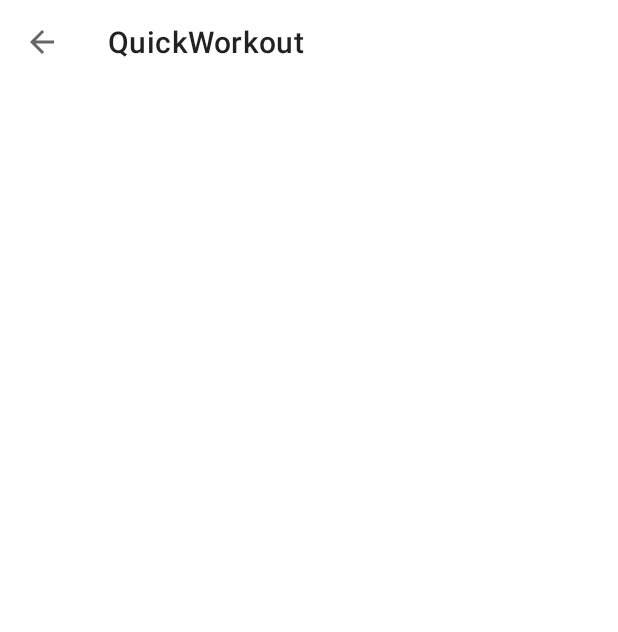
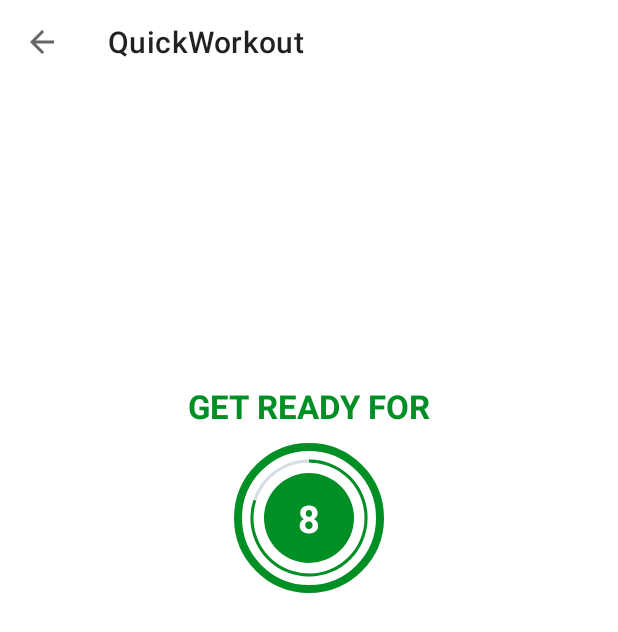
Before and after one commit to Oyedee/QuickWorkout, an Android app: the ExerciseActivity screen opened directly, with no data from a screen before it, on a phone screen of 412 x 824 dp. Shown: the top 632 px of the screen. Run offline under Robolectric (Android 15) with nearby library versions, the phone set to English and light mode, and no system bars.

Commit message:
implementing restTimer on ExerciseActivity

```diff
--- a/app/src/main/java/com/example/quickworkout/ExerciseActivity.kt
+++ b/app/src/main/java/com/example/quickworkout/ExerciseActivity.kt
@@ -2,13 +2,22 @@ package com.example.quickworkout
 
 import androidx.appcompat.app.AppCompatActivity
 import android.os.Bundle
+import android.os.CountDownTimer
+import android.widget.ProgressBar
+import android.widget.TextView
+import android.widget.Toast
 import android.widget.Toolbar
 
 class ExerciseActivity : AppCompatActivity() {
+
+    private var restTimer: CountDownTimer? = null
+    private var restProgress: Int = 0
+
     override fun onCreate(savedInstanceState: Bundle?) {
         super.onCreate(savedInstanceState)
         setContentView(R.layout.activity_exercise)
-        val toolbar: androidx.appcompat.widget.Toolbar = findViewById(R.id.toolbar_exercise_activity)
+        val toolbar: androidx.appcompat.widget.Toolbar =
+            findViewById(R.id.toolbar_exercise_activity)
         toolbar.navigationIcon?.setTint(resources.getColor(R.color.black))
         setSupportActionBar(toolbar)
 
@@ -18,5 +27,48 @@ class ExerciseActivity : AppCompatActivity() {
         toolbar.setNavigationOnClickListener {
             onBackPressed()
         }
+        setUpRestTimer()
+    }
+
+    override fun onDestroy() {
+
+        if (restTimer != null) {
+            restTimer!!.cancel()
+            restProgress = 0
+        }
+        super.onDestroy()
+    }
+
+    private fun setRestProgressBar() {
+        val progressBar: ProgressBar = findViewById(R.id.progressBar)
+        val tvTimer: TextView = findViewById(R.id.tvTimer)
+
+        progressBar.progress = restProgress
+
+        restTimer = object : CountDownTimer(10000, 1000) {
+            override fun onTick(p0: Long) {
+                restProgress++
+                progressBar.progress = 10 - restProgress
+                tvTimer.text = (10 - restProgress).toString()
+            }
+
+            override fun onFinish() {
+                Toast.makeText(
+                    this@ExerciseActivity,
+                    "The exercise will start now",
+                    Toast.LENGTH_SHORT
+                ).show()
+            }
+
+        }.start()
+    }
+
+    private fun setUpRestTimer() {
+        if (restTimer != null) {
+            restTimer!!.cancel()
+            restProgress = 0
+        }
+
+        setRestProgressBar()
     }
 }
--- /dev/null
+++ b/app/src/main/res/drawable/circular_progress_bar.xml
@@ -0,0 +1,15 @@
+<?xml version="1.0" encoding="utf-8"?>
+<layer-list xmlns:android="http://schemas.android.com/apk/res/android">
+
+    <item>
+        <shape
+            android:innerRadiusRatio="2.7"
+            android:shape="ring"
+            android:thicknessRatio="50.0"
+            android:useLevel="true">
+
+            <solid android:color="@color/colorAccent" />
+
+        </shape>
+    </item>
+</layer-list>
--- /dev/null
+++ b/app/src/main/res/drawable/circular_progress_gray.xml
@@ -0,0 +1,13 @@
+<?xml version="1.0" encoding="utf-8"?>
+<layer-list xmlns:android="http://schemas.android.com/apk/res/android">
+    <item>
+        <shape
+            android:innerRadiusRatio="2.7"
+            android:shape="ring"
+            android:thicknessRatio="50.0"
+            android:useLevel="false">
+
+            <solid android:color="#D4DEE7" />
+        </shape>
+    </item>
+</layer-list>
--- /dev/null
+++ b/app/src/main/res/drawable/item_circular_color_accent_background.xml
@@ -0,0 +1,6 @@
+<?xml version="1.0" encoding="utf-8"?>
+<shape xmlns:android="http://schemas.android.com/apk/res/android"
+    android:shape="oval">
+
+    <solid android:color="@color/colorAccent"/>
+</shape>
--- a/app/src/main/res/layout/activity_exercise.xml
+++ b/app/src/main/res/layout/activity_exercise.xml
@@ -15,4 +15,63 @@
         app:layout_constraintStart_toStartOf="parent"
         app:layout_constraintTop_toTopOf="parent" />
 
+    <LinearLayout
+        android:id="@+id/llRestView"
+        android:layout_width="match_parent"
+        android:layout_height="wrap_content"
+        android:layout_marginTop="200dp"
+        android:gravity="center"
+        android:orientation="vertical"
+        android:visibility="visible"
+        app:layout_constraintEnd_toEndOf="parent"
+        app:layout_constraintStart_toStartOf="parent"
+        app:layout_constraintTop_toBottomOf="@+id/toolbar_exercise_activity"
+        tools:visibility="visible">
+
+        <TextView
+            android:layout_width="wrap_content"
+            android:layout_height="wrap_content"
+            android:text="GET READY FOR"
+            android:textColor="@color/colorAccent"
+            android:textSize="22sp"
+            android:textStyle="bold" />
+
+        <FrameLayout
+            android:layout_width="100dp"
+            android:layout_height="100dp"
+            android:layout_marginTop="10dp"
+            android:background="@drawable/item_circular_color_accent_border">
+
+            <ProgressBar
+                android:id="@+id/progressBar"
+                style="?android:attr/progressBarStyleHorizontal"
+                android:layout_width="100dp"
+                android:layout_height="100dp"
+                android:layout_gravity="center"
+                android:background="@drawable/circular_progress_gray"
+                android:indeterminate="false"
+                android:max="10"
+                android:progress="100"
+                android:progressDrawable="@drawable/circular_progress_bar"
+                android:rotation="-90" />
+
+            <LinearLayout
+                android:layout_width="60dp"
+                android:layout_height="60dp"
+                android:layout_gravity="center"
+                android:background="@drawable/item_circular_color_accent_background"
+                android:gravity="center">
+
+                <TextView
+                    android:id="@+id/tvTimer"
+                    android:layout_width="wrap_content"
+                    android:layout_height="wrap_content"
+                    android:textColor="#FFFFFF"
+                    android:textSize="25sp"
+                    android:textStyle="bold"
+                    tools:text="10" />
+            </LinearLayout>
+        </FrameLayout>
+    </LinearLayout>
+
 </androidx.constraintlayout.widget.ConstraintLayout>
```
